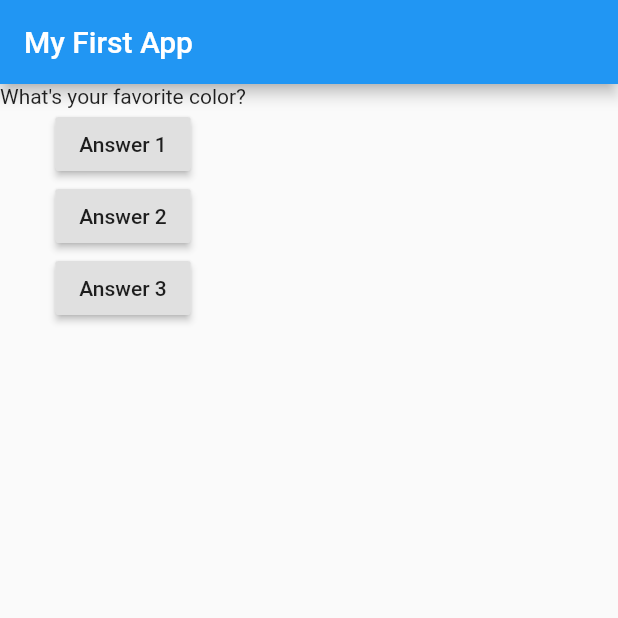
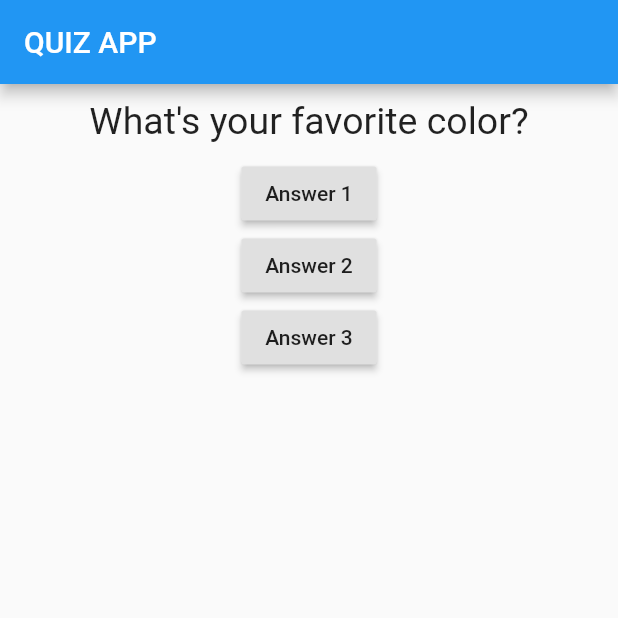
Before and after one commit to Flutteric/DemoApp, a Flutter app: the screen it shows after launch, on a phone screen of 412 x 824 dp, the top half of it. Run offline on Flutter 3.47's test engine with Material 2 defaults, Android fonts, the phone set to English and light mode, and no system bars.

Commit message:
Added some styling

```diff
--- a/lib/main.dart
+++ b/lib/main.dart
@@ -33,7 +33,7 @@ class _MyAppState extends State<MyApp> {
     return MaterialApp(
       home: Scaffold(
         appBar: AppBar(
-          title: Text('My First App'),
+          title: Text('QUIZ APP'),
         ),
         body: Column(
           children: [
--- a/lib/question.dart
+++ b/lib/question.dart
@@ -7,6 +7,14 @@ class Question extends StatelessWidget {
 
   @override
   Widget build(BuildContext context) {
-    return Text(questionText);
+    return Container(
+      width: double.infinity,
+      margin: EdgeInsets.all(10),
+      child: Text(
+        questionText,
+        style: TextStyle(fontSize: 25),
+        textAlign: TextAlign.center,
+      ),
+    );
   }
 }
```
